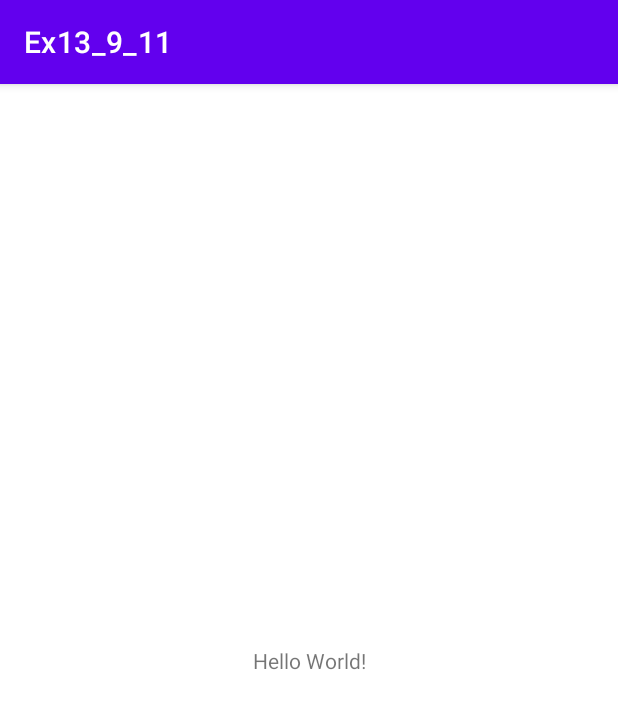
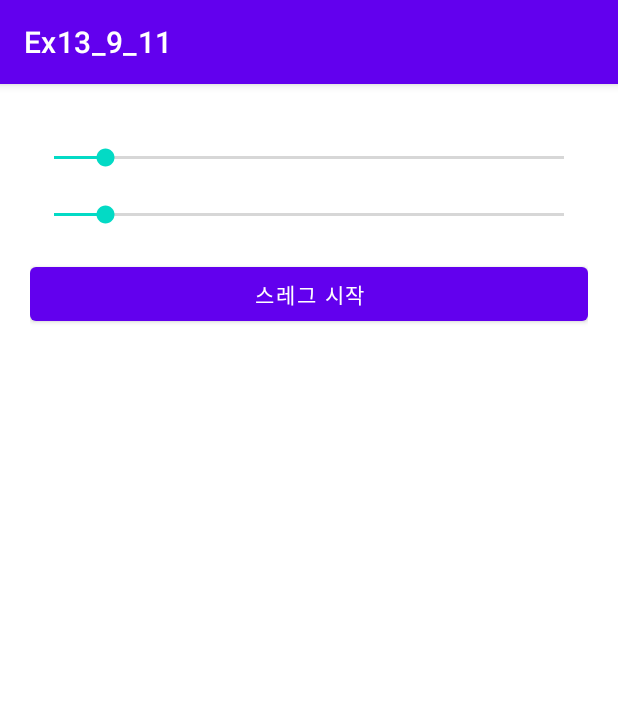
Before and after one commit to kim-min-ju449/Ex13_9_11, an Android app: the screen it shows after launch (MainActivity), on a phone screen of 412 x 824 dp. Shown: the top 709 px of the screen. Run offline under Robolectric (Android 15) with nearby library versions, the phone set to English and light mode, and no system bars.

Commit message:
acvitity.xml

```diff
--- a/app/src/main/res/layout/activity_main.xml
+++ b/app/src/main/res/layout/activity_main.xml
@@ -1,18 +1,32 @@
 <?xml version="1.0" encoding="utf-8"?>
-<androidx.constraintlayout.widget.ConstraintLayout xmlns:android="http://schemas.android.com/apk/res/android"
+<LinearLayout xmlns:android="http://schemas.android.com/apk/res/android"
     xmlns:app="http://schemas.android.com/apk/res-auto"
     xmlns:tools="http://schemas.android.com/tools"
     android:layout_width="match_parent"
     android:layout_height="match_parent"
+    android:orientation="vertical"
+    android:padding="20dp"
     tools:context=".MainActivity">
+    <SeekBar
+        android:layout_marginTop="20dp"
+        android:id="@+id/seek1"
+        android:layout_width="match_parent"
+        android:layout_height="wrap_content"
+        android:progress="10"/>
+    <SeekBar
+        android:layout_marginTop="20dp"
+        android:id="@+id/seek2"
+        android:layout_width="match_parent"
+        android:layout_height="wrap_content"
+        android:progress="10"/>
 
-    <TextView
-        android:layout_width="wrap_content"
+    <Button
+        android:layout_marginTop="20dp"
+        android:id="@+id/btn_start"
+        android:layout_width="match_parent"
         android:layout_height="wrap_content"
-        android:text="Hello World!"
-        app:layout_constraintBottom_toBottomOf="parent"
-        app:layout_constraintLeft_toLeftOf="parent"
-        app:layout_constraintRight_toRightOf="parent"
-        app:layout_constraintTop_toTopOf="parent" />
+        android:text="@string/btn_start"/>
 
-</androidx.constraintlayout.widget.ConstraintLayout>
+
+
+</LinearLayout>
--- a/app/src/main/res/values/strings.xml
+++ b/app/src/main/res/values/strings.xml
@@ -1,3 +1,4 @@
 <resources>
     <string name="app_name">Ex13_9_11</string>
+    <string name="btn_start">스레그 시작</string>
 </resources>
```
